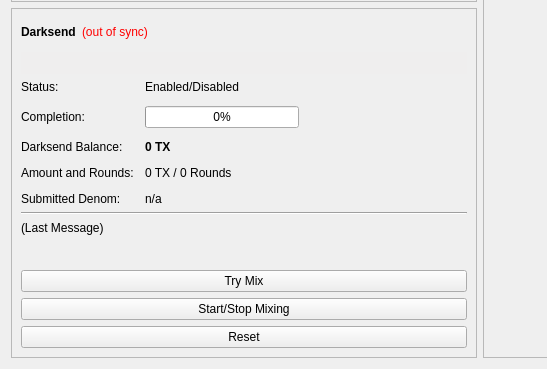
First picture: the form in src/qt/forms/overviewpage.ui, repository transferdev/Transfercoin, before the edit; both pictures show x 0 to 547 and y 240 to 609 of the 960 by 609 pixel window.
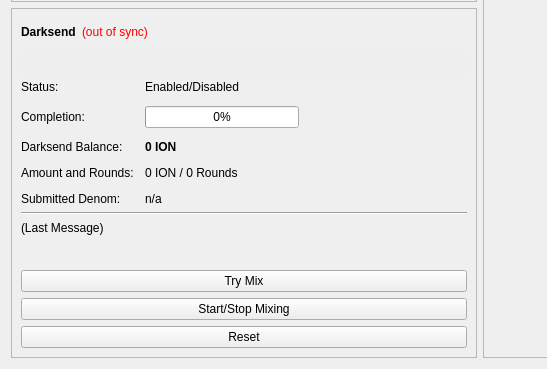
Second picture: the form after the edit.

The edit to the form file:
```diff
--- a/src/qt/forms/overviewpage.ui
+++ b/src/qt/forms/overviewpage.ui
@@ -1007,7 +1007,7 @@
                </font>
               </property>
               <property name="text">
-               <string notr="true">0 TX</string>
+               <string notr="true">0 ION</string>
               </property>
              </widget>
             </item>
@@ -1021,7 +1021,7 @@
             <item row="4" column="1">
              <widget class="QLabel" name="labelAmountRounds">
               <property name="text">
-               <string>0 TX / 0 Rounds</string>
+               <string>0 ION / 0 Rounds</string>
               </property>
              </widget>
             </item>
```
Left out of the diff: 6 changed lines with no effect on the pictures.
